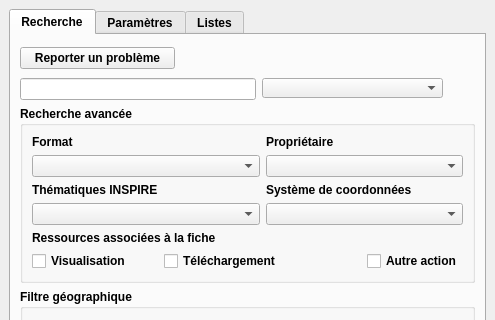
The window that isogeo_dockwidget_base.ui (isogeo/isogeo-plugin-qgis) describes before a commit, drawn with Qt 5; both pictures show x 0 to 495 and y 0 to 320 of the 495 by 866 pixel window.
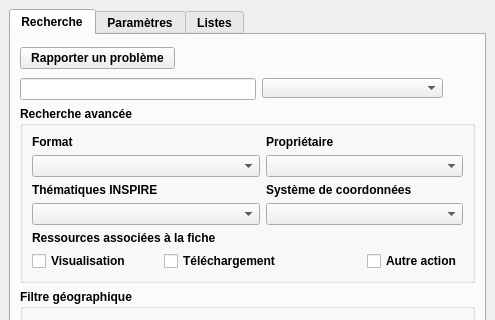
The same window after the commit. Custom widgets are drawn as their Qt base class.

Commit message: The WMS and WFS services can now be added. The 'add to canvas' button is now a combobox, offering the different possibilities (add local file, add service, ...)

Patch:
```diff
--- a/isogeo_dockwidget_base.ui
+++ b/isogeo_dockwidget_base.ui
@@ -34,7 +34,7 @@
         <item row="0" column="0" colspan="2">
          <widget class="QPushButton" name="report">
           <property name="text">
-           <string>Reporter un problème</string>
+           <string>Rapporter un problème</string>
           </property>
          </widget>
         </item>
```
The commit also changes 2 other files.
